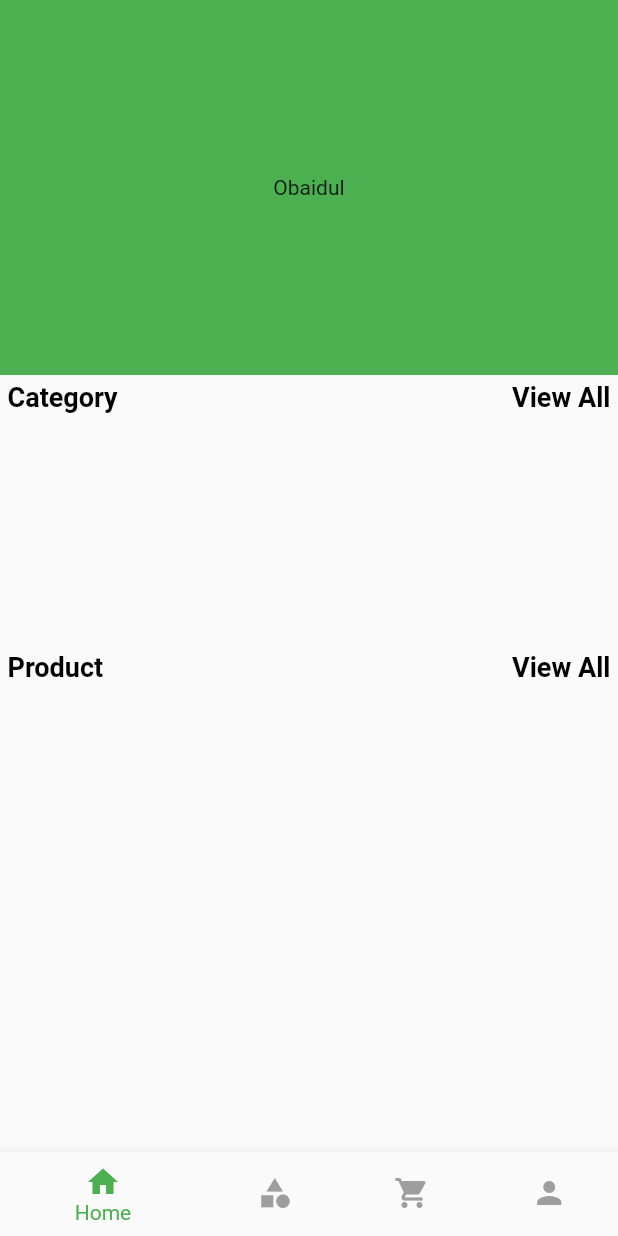
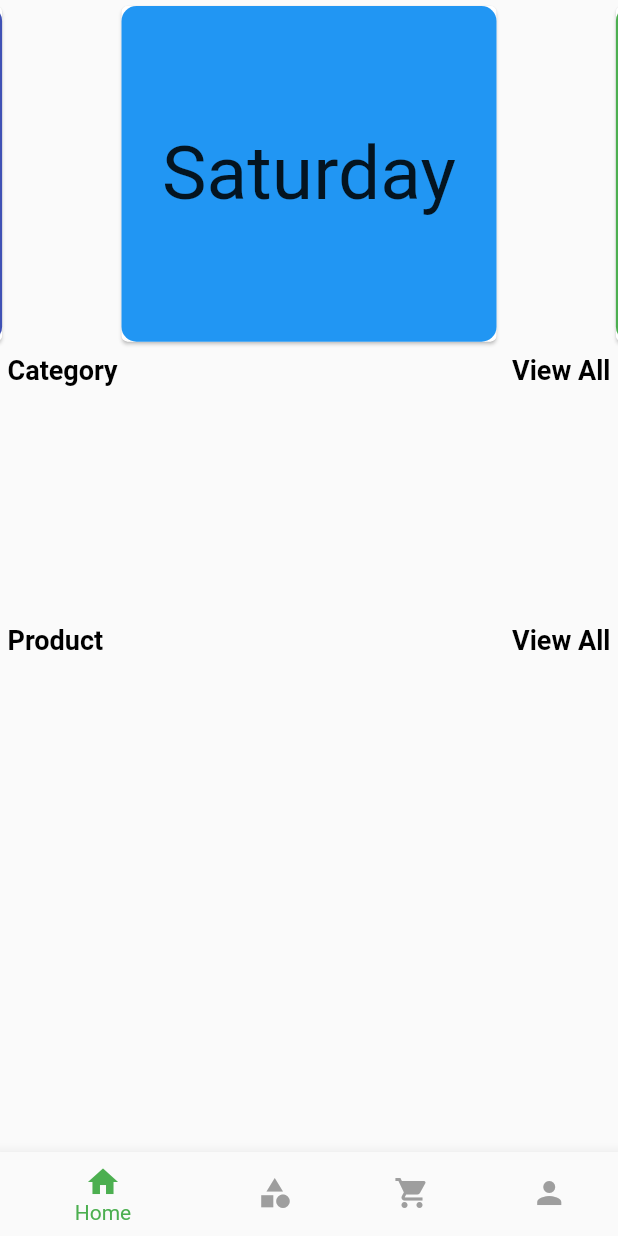
Before and after one commit to alamincse6615/apdeveco, a Flutter app: the screen it shows after launch, on a phone screen of 412 x 824 dp. Run offline on Flutter 3.47's test engine with Material 2 defaults, Android fonts, the phone set to English and light mode, and no system bars; drawn by our look-alikes of carousel_slider; our stand-ins replace image_picker; network calls fail.

Commit message:
home_page_update

```diff
--- a/lib/screen/home.dart
+++ b/lib/screen/home.dart
@@ -2,6 +2,7 @@ import 'package:appdeveco/Json/category%20model.dart';
 import 'package:appdeveco/screen/category.dart';
 import 'package:appdeveco/screen/product_page.dart';
 import 'package:flutter/material.dart';
+import 'package:carousel_slider/carousel_slider.dart';
 
 class Home extends StatefulWidget {
   List<CategoryModel> categoryList;
@@ -24,8 +25,88 @@ class _HomeState extends State<Home> {
     return Scaffold(
       body: ListView(
         children: [
-          // obaidul
-          Container(height: 250,color: Colors.green,child: Center(child: Text("Obaidul"),),),
+
+         CarouselSlider(
+            items:[
+              Card(
+                child: Container(
+                  decoration: BoxDecoration(
+                      borderRadius: BorderRadius.circular(10),
+                      color: Colors.blue
+                  ),
+                  width: 250,
+                  child: Center(child: Text("Saturday",style: TextStyle(fontSize: 50),)),
+                ),
+              ),
+              Card(
+                child: Container(
+                  decoration: BoxDecoration(
+                      borderRadius: BorderRadius.circular(10),
+                      color: Colors.green
+                  ),
+                  width: 250,
+                  child: Center(child: Text("Sunday",style: TextStyle(fontSize: 50),)),
+                ),
+              ),
+              Card(
+                child: Container(
+                  decoration: BoxDecoration(
+                      borderRadius: BorderRadius.circular(10),
+                      color: Colors.red
+                  ),
+                  width: 250,
+                  child: Center(child: Text("Monday",style: TextStyle(fontSize: 50),)),
+                ),
+              ),
+              Card(
+                child: Container(
+                  decoration: BoxDecoration(
+                      borderRadius: BorderRadius.circular(10),
+                      color: Colors.amber
+                  ),
+                  width: 250,
+                  child: Center(child: Text("Tuesday",style: TextStyle(fontSize: 50),)),
+                ),
+              ),
+              Card(
+                child: Container(
+                  decoration: BoxDecoration(
+                      borderRadius: BorderRadius.circular(10),
+                      color: Colors.blueAccent
+                  ),
+                  width: 250,
+                  child: Center(child: Text("Wednesday",style: TextStyle(fontSize: 40),)),
+                ),
+              ),
+              Card(
+                child: Container(
+                  decoration: BoxDecoration(
+                      borderRadius: BorderRadius.circular(10),
+                      color: Colors.yellowAccent
+                  ),
+                  width: 250,
+                  child: Center(child: Text("Thursday",style: TextStyle(fontSize: 50),)),
+                ),
+              ),
+              Card(
+                child: Container(
+                  decoration: BoxDecoration(
+                      borderRadius: BorderRadius.circular(10),
+                      color: Colors.indigo
+                  ),
+                  width: 250,
+                  child: Center(child: Text("Fryday",style: TextStyle(fontSize: 50),),),
+                ),
+              ),
+
+            ],
+            options: CarouselOptions(
+                autoPlay: true,
+                autoPlayCurve: Curves.easeInBack
+            ),
+
+          ),
+
           buildHeaderSection("Category"),
           Container(
             height: 150,
--- a/pubspec.yaml
+++ b/pubspec.yaml
@@ -34,6 +34,7 @@ dependencies:
   # The following adds the Cupertino Icons font to your application.
   # Use with the CupertinoIcons class for iOS style icons.
   cupertino_icons: ^1.0.2
+  carousel_slider: ^4.1.1
 
   image_picker: ^0.8.5+3
 
```
Also changed, not shown: pubspec.lock.
